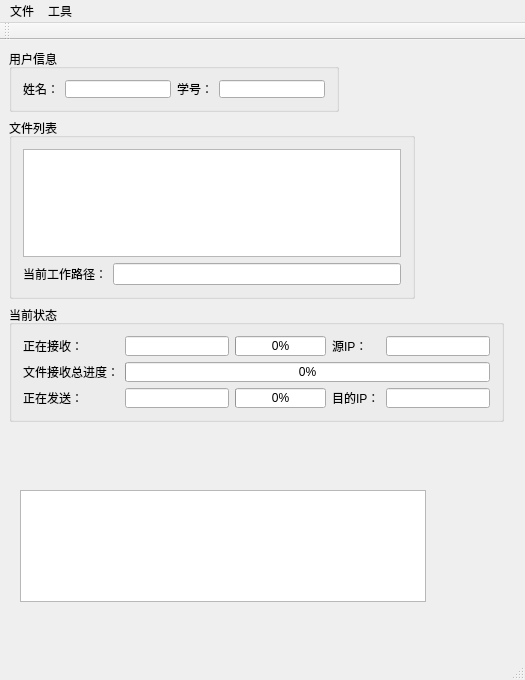
This is mainwindow.ui in ChocoCLv/LIMS_FILE_CLIENT as Qt 5 draws it before an edit. The edited form follows.
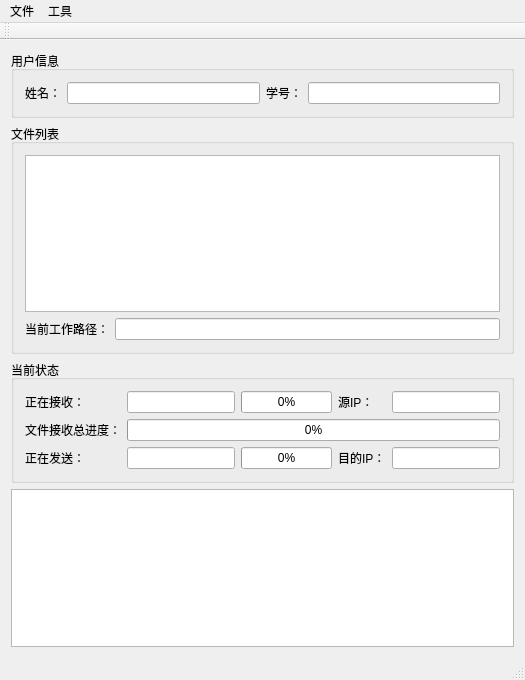
This is the edited form.

What changed in the file:
```diff
--- a/mainwindow.ui
+++ b/mainwindow.ui
@@ -20,15 +20,9 @@
    <string>文件下载客户端</string>
   </property>
   <widget class="QWidget" name="centralWidget">
+   <layout class="QGridLayout" name="gridLayout_3">
+    <item row="0" column="0">
    <widget class="QGroupBox" name="groupBox">
-    <property name="geometry">
-     <rect>
-      <x>9</x>
-      <y>9</y>
-      <width>330</width>
-      <height>63</height>
-     </rect>
-    </property>
     <property name="title">
      <string>用户信息</string>
     </property>
@@ -66,15 +60,9 @@
      </item>
     </layout>
    </widget>
+    </item>
+    <item row="1" column="0">
    <widget class="QGroupBox" name="groupBox_2">
-    <property name="geometry">
-     <rect>
-      <x>9</x>
-      <y>78</y>
-      <width>406</width>
-      <height>181</height>
-     </rect>
-    </property>
     <property name="title">
      <string>文件列表</string>
     </property>
@@ -98,15 +86,9 @@
      </item>
     </layout>
    </widget>
+    </item>
+    <item row="2" column="0">
    <widget class="QGroupBox" name="groupBox_3">
-    <property name="geometry">
-     <rect>
-      <x>9</x>
-      <y>265</y>
-      <width>495</width>
-      <height>117</height>
-     </rect>
-    </property>
     <property name="title">
      <string>当前状态</string>
     </property>
@@ -185,16 +167,11 @@
      </item>
     </layout>
    </widget>
-   <widget class="QTextEdit" name="edtLog">
-    <property name="geometry">
-     <rect>
-      <x>20</x>
-      <y>450</y>
-      <width>406</width>
-      <height>112</height>
-     </rect>
-    </property>
-   </widget>
+    </item>
+    <item row="3" column="0">
+     <widget class="QTextEdit" name="edtLog"/>
+    </item>
+   </layout>
   </widget>
   <widget class="QMenuBar" name="menuBar">
    <property name="geometry">
```
Left out of the diff: 2 changed lines with no effect on the pictures. Lines whose indentation alone changed are shown as unchanged.
